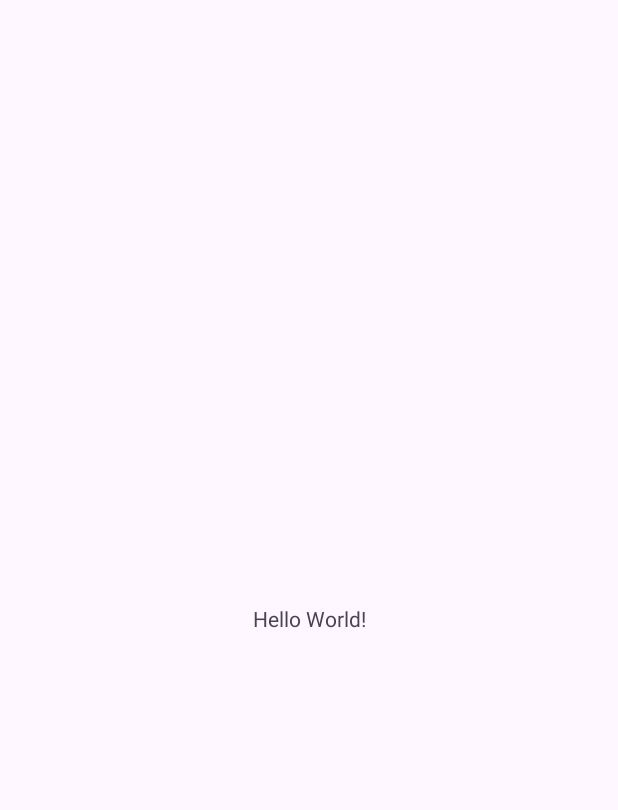
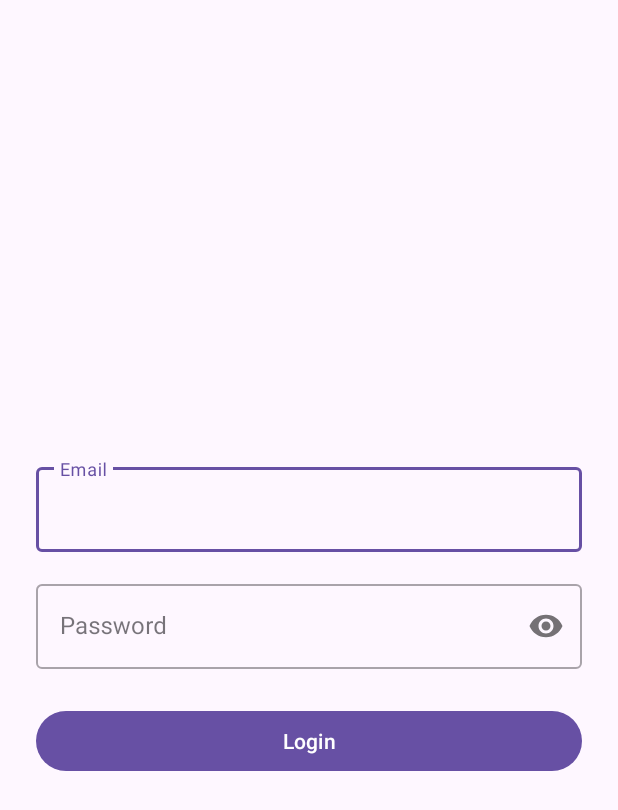
Before and after one commit to victorvelepucha/CazarPatos, an Android app: the screen it shows after launch (MainActivity before the commit, LoginActivity after it), on a phone screen of 412 x 824 dp. Before the commit the part shown is almost empty. Shown: the top 810 px of the screen. Run offline under Robolectric (Android 15) with nearby library versions, the phone set to English and light mode, and no system bars.

Commit message:
Implement login screen with email and password validation
Co-authored-by: victorvelepucha <49498180+victorvelepucha@users.noreply.github.com>

```diff
--- a/app/src/main/AndroidManifest.xml
+++ b/app/src/main/AndroidManifest.xml
@@ -12,7 +12,7 @@
         android:supportsRtl="true"
         android:theme="@style/Theme.CazarPatos">
         <activity
-            android:name=".MainActivity"
+            android:name=".LoginActivity"
             android:exported="true">
             <intent-filter>
                 <action android:name="android.intent.action.MAIN" />
@@ -20,6 +20,9 @@
                 <category android:name="android.intent.category.LAUNCHER" />
             </intent-filter>
         </activity>
+        <activity
+            android:name=".MainActivity"
+            android:exported="false" />
     </application>
 
 </manifest>
--- /dev/null
+++ b/app/src/main/java/com/epn/fis/cazarpatos/LoginActivity.kt
@@ -0,0 +1,73 @@
+package com.epn.fis.cazarpatos
+
+import android.os.Bundle
+import android.util.Patterns
+import androidx.appcompat.app.AppCompatActivity
+import com.google.android.material.button.MaterialButton
+import com.google.android.material.textfield.TextInputEditText
+import com.google.android.material.textfield.TextInputLayout
+
+class LoginActivity : AppCompatActivity() {
+    private lateinit var emailInputLayout: TextInputLayout
+    private lateinit var emailEditText: TextInputEditText
+    private lateinit var passwordInputLayout: TextInputLayout
+    private lateinit var passwordEditText: TextInputEditText
+    private lateinit var loginButton: MaterialButton
+
+    override fun onCreate(savedInstanceState: Bundle?) {
+        super.onCreate(savedInstanceState)
+        setContentView(R.layout.activity_login)
+
+        // Initialize views
+        emailInputLayout = findViewById(R.id.emailInputLayout)
+        emailEditText = findViewById(R.id.emailEditText)
+        passwordInputLayout = findViewById(R.id.passwordInputLayout)
+        passwordEditText = findViewById(R.id.passwordEditText)
+        loginButton = findViewById(R.id.loginButton)
+
+        // Set up login button click listener
+        loginButton.setOnClickListener {
+            validateAndLogin()
+        }
+    }
+
+    private fun validateAndLogin() {
+        val email = emailEditText.text.toString().trim()
+        val password = passwordEditText.text.toString()
+
+        var isValid = true
+
+        // Validate email
+        if (!isValidEmail(email)) {
+            emailInputLayout.error = getString(R.string.email_error)
+            isValid = false
+        } else {
+            emailInputLayout.error = null
+        }
+
+        // Validate password
+        if (!isValidPassword(password)) {
+            passwordInputLayout.error = getString(R.string.password_error)
+            isValid = false
+        } else {
+            passwordInputLayout.error = null
+        }
+
+        // If all validations pass, proceed with login
+        if (isValid) {
+            // Login logic would go here
+            // For now, just clear errors
+            emailInputLayout.error = null
+            passwordInputLayout.error = null
+        }
+    }
+
+    private fun isValidEmail(email: String): Boolean {
+        return email.isNotEmpty() && Patterns.EMAIL_ADDRESS.matcher(email).matches()
+    }
+
+    private fun isValidPassword(password: String): Boolean {
+        // Password must be at least 8 characters and contain only numbers
+        return password.length >= 8 && password.all { it.isDigit() }
+    }
+}
--- /dev/null
+++ b/app/src/main/res/layout/activity_login.xml
@@ -0,0 +1,63 @@
+<?xml version="1.0" encoding="utf-8"?>
+<androidx.constraintlayout.widget.ConstraintLayout xmlns:android="http://schemas.android.com/apk/res/android"
+    xmlns:app="http://schemas.android.com/apk/res-auto"
+    xmlns:tools="http://schemas.android.com/tools"
+    android:id="@+id/main"
+    android:layout_width="match_parent"
+    android:layout_height="match_parent"
+    android:padding="24dp"
+    tools:context=".LoginActivity">
+
+    <com.google.android.material.textfield.TextInputLayout
+        android:id="@+id/emailInputLayout"
+        android:layout_width="0dp"
+        android:layout_height="wrap_content"
+        android:hint="@string/email_hint"
+        app:layout_constraintEnd_toEndOf="parent"
+        app:layout_constraintStart_toStartOf="parent"
+        app:layout_constraintTop_toTopOf="parent"
+        app:layout_constraintVertical_chainStyle="packed"
+        app:layout_constraintBottom_toTopOf="@id/passwordInputLayout"
+        style="@style/Widget.MaterialComponents.TextInputLayout.OutlinedBox">
+
+        <com.google.android.material.textfield.TextInputEditText
+            android:id="@+id/emailEditText"
+            android:layout_width="match_parent"
+            android:layout_height="wrap_content"
+            android:inputType="textEmailAddress"
+            android:maxLines="1" />
+    </com.google.android.material.textfield.TextInputLayout>
+
+    <com.google.android.material.textfield.TextInputLayout
+        android:id="@+id/passwordInputLayout"
+        android:layout_width="0dp"
+        android:layout_height="wrap_content"
+        android:layout_marginTop="16dp"
+        android:hint="@string/password_hint"
+        app:layout_constraintEnd_toEndOf="parent"
+        app:layout_constraintStart_toStartOf="parent"
+        app:layout_constraintTop_toBottomOf="@id/emailInputLayout"
+        app:layout_constraintBottom_toTopOf="@id/loginButton"
+        app:passwordToggleEnabled="true"
+        style="@style/Widget.MaterialComponents.TextInputLayout.OutlinedBox">
+
+        <com.google.android.material.textfield.TextInputEditText
+            android:id="@+id/passwordEditText"
+            android:layout_width="match_parent"
+            android:layout_height="wrap_content"
+            android:inputType="numberPassword"
+            android:maxLines="1" />
+    </com.google.android.material.textfield.TextInputLayout>
+
+    <com.google.android.material.button.MaterialButton
+        android:id="@+id/loginButton"
+        android:layout_width="0dp"
+        android:layout_height="wrap_content"
+        android:layout_marginTop="24dp"
+        android:text="@string/login_button"
+        app:layout_constraintEnd_toEndOf="parent"
+        app:layout_constraintStart_toStartOf="parent"
+        app:layout_constraintTop_toBottomOf="@id/passwordInputLayout"
+        app:layout_constraintBottom_toBottomOf="parent" />
+
+</androidx.constraintlayout.widget.ConstraintLayout>
--- a/app/src/main/res/values/strings.xml
+++ b/app/src/main/res/values/strings.xml
@@ -1,3 +1,8 @@
 <resources>
     <string name="app_name">Duck hunt</string>
+    <string name="email_hint">Email</string>
+    <string name="password_hint">Password</string>
+    <string name="login_button">Login</string>
+    <string name="email_error">Please enter a valid email address</string>
+    <string name="password_error">Password must be at least 8 digits</string>
 </resources>
```
Also changed, not shown: 1 other file.
